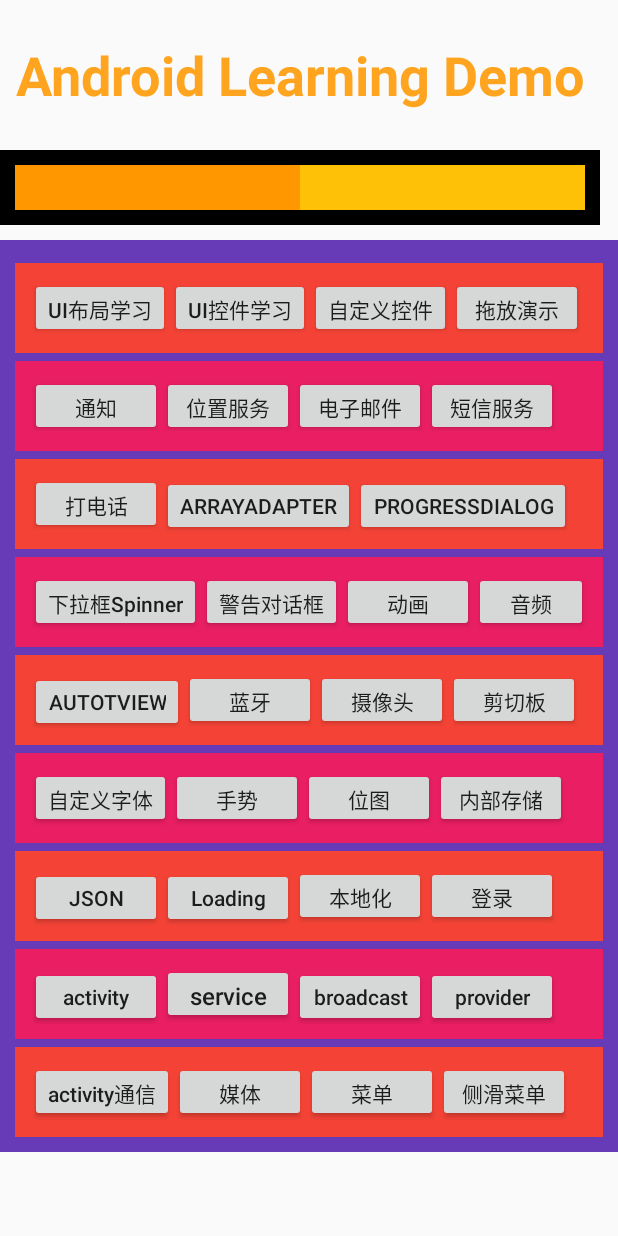
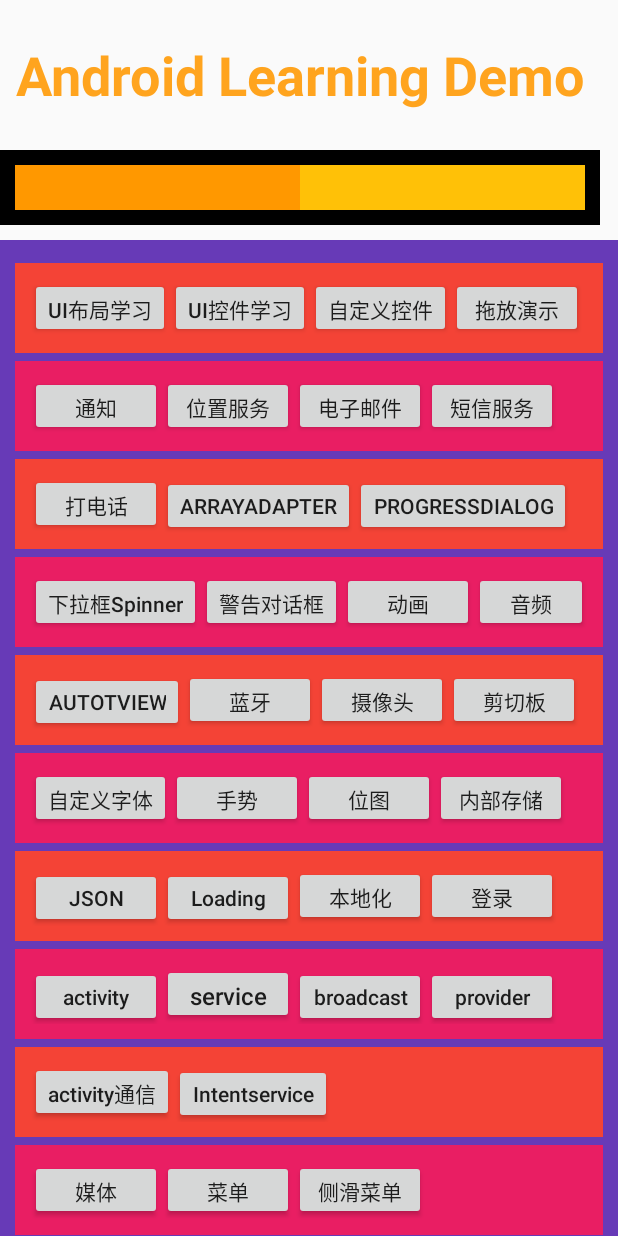
Before and after one commit to lei2350934xj/AndroidLearning, an Android app: the screen it shows after launch (MainActivity), on a phone screen of 412 x 824 dp. Run offline under Robolectric (Android 15) with nearby library versions, the phone set to English and light mode, and no system bars.

Commit message:
IntentService的使用

```diff
--- a/app/src/main/AndroidManifest.xml
+++ b/app/src/main/AndroidManifest.xml
@@ -58,9 +58,11 @@
         <activity android:name=".ActivityCommunicateSub"></activity>
         <activity android:name=".DrawerLayoutDisplay"></activity>
         <activity android:name=".ServiceView"></activity>
+        <activity android:name=".IntentServiceView"></activity>
 
         <!--    除了Activity以外 Service也必须在Manifest中注册才能使用    -->
         <service android:name=".ServiceDisplay"></service>
+        <service android:name=".IntentServiceDisplay"></service>
     </application>
 
 </manifest>
--- a/app/src/main/java/com/example/helloworld/MainActivity.java
+++ b/app/src/main/java/com/example/helloworld/MainActivity.java
@@ -106,6 +106,9 @@ public class MainActivity extends AppCompatActivity implements OnClickListener {
 
         Button btn_service = findViewById(R.id.btn_service);
         btn_service.setOnClickListener(this);
+
+        Button btn_intent_service = findViewById(R.id.btn_intent_service);
+        btn_intent_service.setOnClickListener(this);
     }
 
     public void onClick(View v) {
@@ -223,6 +226,10 @@ public class MainActivity extends AppCompatActivity implements OnClickListener {
                 Intent intent_service = new Intent(MainActivity.this, ServiceView.class);
                 startActivity(intent_service);
                 break;
+            case R.id.btn_intent_service:
+                Intent intent_intent_service = new Intent(MainActivity.this, IntentServiceView.class);
+                startActivity(intent_intent_service);
+                break;
         }
 
     }
--- a/app/src/main/java/com/example/helloworld/ServiceDisplay.java
+++ b/app/src/main/java/com/example/helloworld/ServiceDisplay.java
@@ -12,6 +12,7 @@ public class ServiceDisplay extends Service {
 
     private final String TAG = "TestService";
 
+    // 该方法是Service都必须实现的方法，该方法会返回一个 IBinder对象，app通过该对象与Service组件进行通信
     @Override
     public IBinder onBind(Intent intent) {
         return null;
--- a/app/src/main/res/layout/activity_main.xml
+++ b/app/src/main/res/layout/activity_main.xml
@@ -321,6 +321,23 @@
                 android:textAllCaps="false"
                 android:text="activity通信" />
             <Button
+                android:id="@+id/btn_intent_service"
+                android:layout_width="wrap_content"
+                android:layout_height="wrap_content"
+                android:textAllCaps="false"
+                android:text="Intentservice" />
+
+        </LinearLayout>
+        <LinearLayout
+            android:id="@+id/ll_sub10"
+            android:layout_width="match_parent"
+            android:layout_height="60dp"
+            android:background="#E91E63"
+            android:padding="10dp"
+            android:layout_marginTop="5dp"
+            android:orientation="horizontal"
+            >
+            <Button
                 android:id="@+id/btn_media_player"
                 android:layout_width="wrap_content"
                 android:layout_height="wrap_content"
@@ -335,6 +352,7 @@
                 android:layout_width="wrap_content"
                 android:layout_height="wrap_content"
                 android:text="侧滑菜单" />
+
         </LinearLayout>
     </LinearLayout>
 
```
Also changed, not shown: app/src/main/java/com/example/helloworld/ActivityCommunicateSub.java (+7 -1 lines), app/src/main/java/com/example/helloworld/IntentServiceDisplay.java (added, +63 -0 lines), app/src/main/java/com/example/helloworld/IntentServiceView.java (added, +25 -0 lines), app/src/main/res/layout/activity_intent_service.xml (added, +39 -0 lines).
